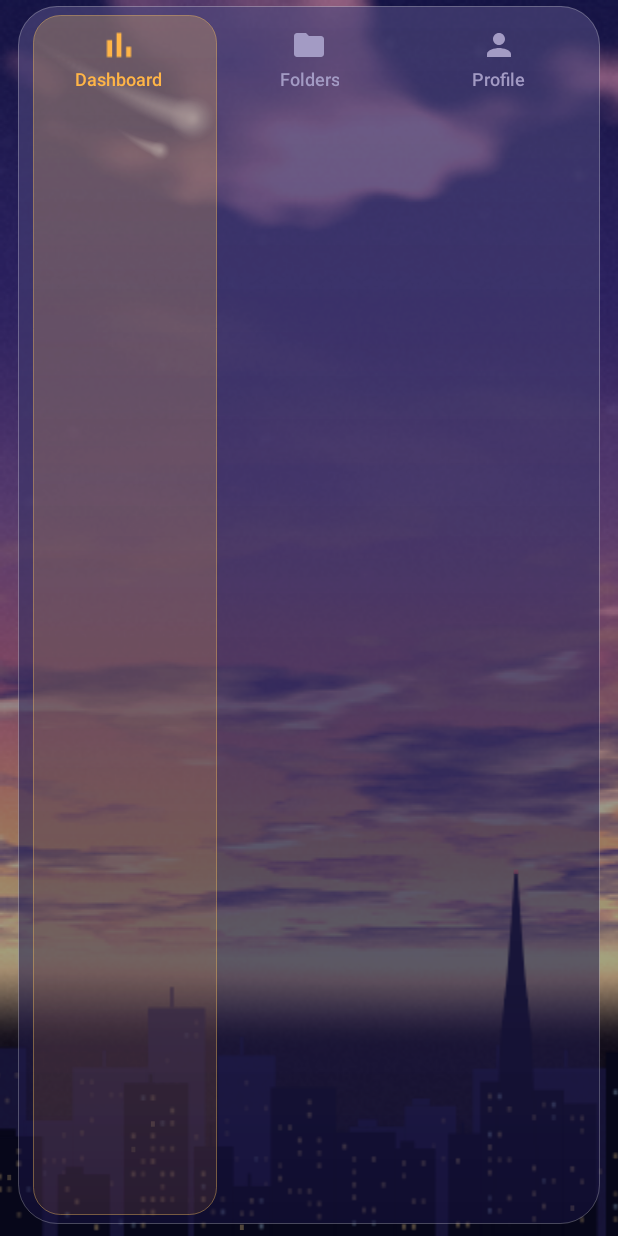
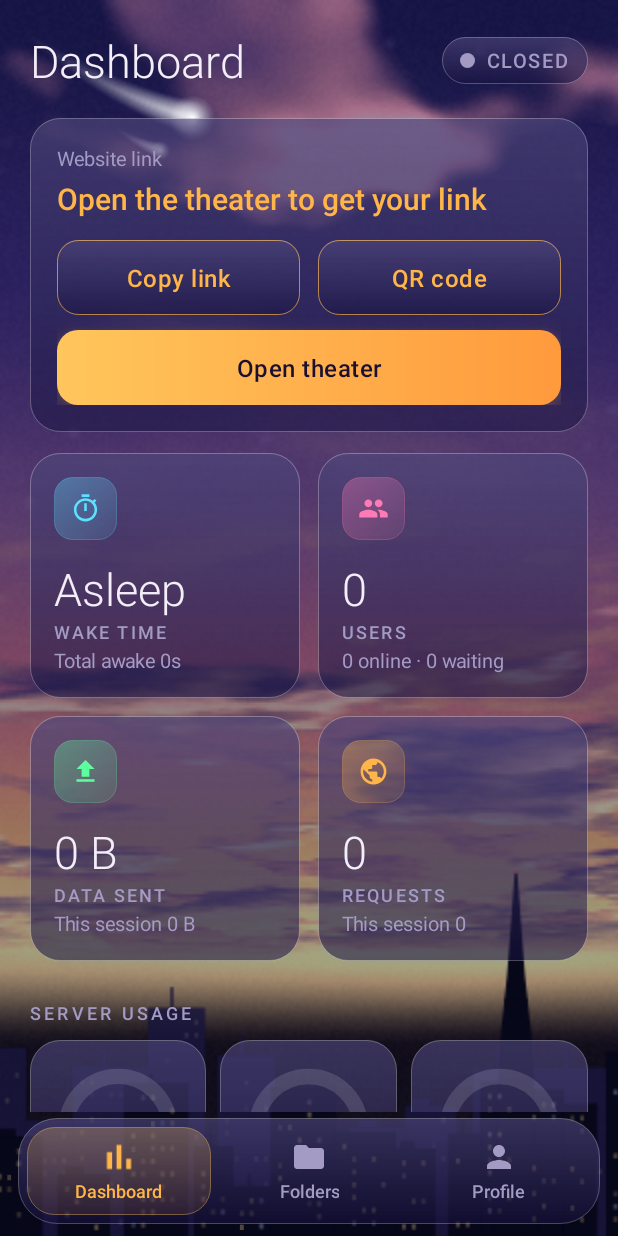
Before and after one commit to OrewaTokyo/Pocket-Theater, an Android app: the screen it shows after launch (MainActivity), on a phone screen of 412 x 824 dp. Run offline under Robolectric (Android 15) with nearby library versions, the phone set to English and light mode, and no system bars; libraries missing offline, so code that uses them is left out: fi.iki.elonen.

Commit message:
Fix tabIndicator layout parameters and animation

```diff
--- a/app/src/main/java/com/pockettheater/ui/screens/MainActivity.kt
+++ b/app/src/main/java/com/pockettheater/ui/screens/MainActivity.kt
@@ -254,7 +254,8 @@ class MainActivity : Activity() {
             background = glassDrawable(26)
             elevation = dp(10).toFloat()
             setPadding(dp(4), dp(2), dp(4), dp(2))
-            addView(tabIndicator, FrameLayout.LayoutParams(1, MATCH).apply { setMargins(0, dp(4), 0, dp(4)) })
+            // fixed size, set once the row is measured: a MATCH-height View here would swell to the whole screen and drag the bar with it
+            addView(tabIndicator, FrameLayout.LayoutParams(1, 1).apply { setMargins(0, dp(4), 0, dp(4)) })
             addView(tabRow, FrameLayout.LayoutParams(MATCH, WRAP))
         }
         tabRow.addOnLayoutChangeListener { _, _, _, _, _, _, _, _, _ -> positionIndicator(false) }
@@ -272,12 +273,14 @@ class MainActivity : Activity() {
         if (tabRow.width == 0 || tabItems.isEmpty()) return
         val cell = tabRow.width / tabItems.size.toFloat()
         val params = tabIndicator.layoutParams as FrameLayout.LayoutParams
-        val wanted = (cell - dp(4)).toInt()
-        if (params.width != wanted) {
-            params.width = wanted
+        val wantedWidth = (cell - dp(4)).toInt()
+        val wantedHeight = (tabRow.height - dp(8)).coerceAtLeast(1)
+        if (params.width != wantedWidth || params.height != wantedHeight) {
+            params.width = wantedWidth
+            params.height = wantedHeight
             tabIndicator.layoutParams = params
         }
-        val x = tabRow.left + tab * cell + dp(2)
+        val x = tab * cell + dp(2) // the pill already starts at the row's left edge, so no tabRow.left here
         if (animate) {
             tabIndicator.animate().translationX(x).setDuration(320L).setInterpolator(OvershootInterpolator(0.8f)).start()
         } else {
```
